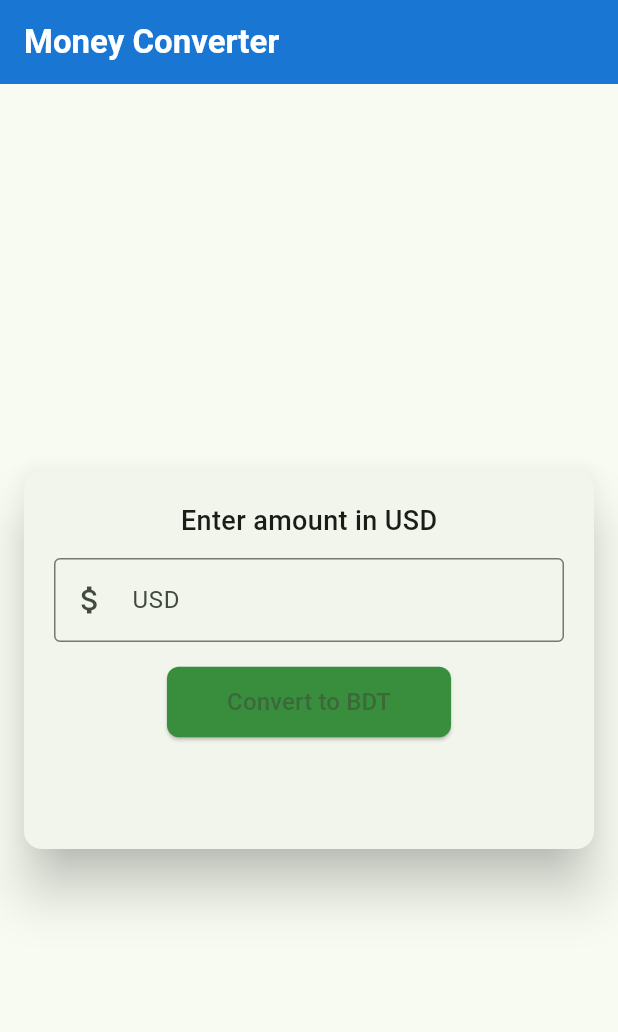
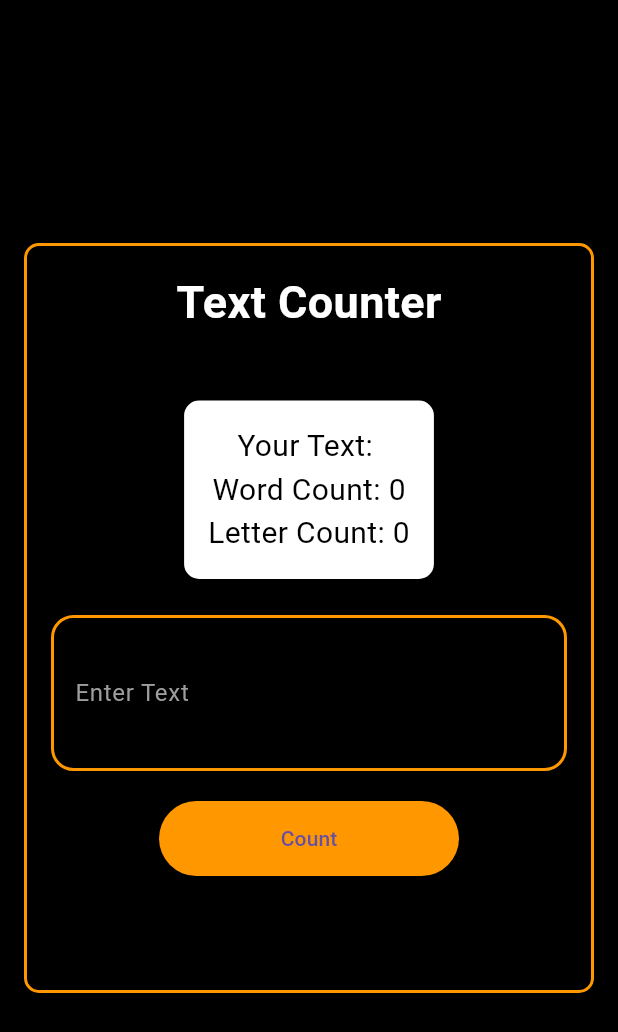
Before and after one commit to arka2752/assignment_3, a Flutter app: the screen it shows after launch, on a phone screen of 412 x 824 dp. Shown: the top 1032 px of the screen. Run offline on Flutter 3.47's test engine with Material 3 defaults, Android fonts, the phone set to English and light mode, and no system bars.

Commit message:
final commit

```diff
--- a/lib/main.dart
+++ b/lib/main.dart
@@ -1,114 +1,145 @@
 import 'package:flutter/material.dart';
 
 void main() {
-  runApp(const MyApp());
+  runApp(MyApp());
 }
 
 class MyApp extends StatelessWidget {
-  const MyApp({super.key});
-
   @override
   Widget build(BuildContext context) {
     return MaterialApp(
-      title: 'Money Converter',
-
-      theme: ThemeData(
-        colorScheme: ColorScheme.fromSeed(seedColor: Colors.green),
-        primarySwatch: Colors.blue,
-      ),
-      home: const MoneyConverter(),
-      debugShowCheckedModeBanner: false,
+      title: 'Flutter App',
+      theme: ThemeData(primarySwatch: Colors.blue),
+      home: WordLetterCounter(),
     );
   }
 }
 
-class MoneyConverter extends StatefulWidget {
-  const MoneyConverter({super.key});
+class WordLetterCounter extends StatefulWidget {
+  @override
+  _WordLetterCounterState createState() => _WordLetterCounterState();
+}
+
+class _WordLetterCounterState extends State<WordLetterCounter> {
+  TextEditingController _controller = TextEditingController();
+  String wordCount = '0';
+  String letterCount = '0';
+  String userText = "";
+  FocusNode _focusNode = FocusNode();
 
   @override
-  State<MoneyConverter> createState() => _MoneyConverterState();
+  void initState() {
+    super.initState();
+    _focusNode.addListener(() {
+      setState(() {});
+    });
   }
 
-class _MoneyConverterState extends State<MoneyConverter> {
-  final TextEditingController _usdController = TextEditingController();
-  String _convertedAmount = '';
-  final double _usdToBdtRate = 121.0; // Example fixed rate
+  void _countWordsAndLetters() {
+    String text = _controller.text.trim();
+    List<String> words = text.split(RegExp(r'\s+'));
+    int wordTotal = words.isEmpty ? 0 : words.length;
+    int letterTotal = text.replaceAll(RegExp(r'\s+'), '').length;
+
+    setState(() {
+      userText = text;
+      wordCount = wordTotal.toString();
+      letterCount = letterTotal.toString();
+    });
+  }
 
   @override
   Widget build(BuildContext context) {
     return Scaffold(
-      appBar: AppBar(
-        title: const Text('Money Converter',style: TextStyle(color: Colors.white,fontWeight: FontWeight.bold,),),
-        backgroundColor: Colors.blue[700],
-
+      backgroundColor: Colors.black,
+      body: Padding(
+        padding: const EdgeInsets.all(16),
+        child: Center(
+          child: Container(
+            height: 500, // Set the specific height for the container
+            decoration: BoxDecoration(
+              border: Border.all(
+                color: Colors.orange, // Orange border color
+                width: 2.0,
               ),
-      body: Center(
-        child: Card(
-          elevation: 15,
-          shape: RoundedRectangleBorder(borderRadius: BorderRadius.circular(12)),
-          margin: const EdgeInsets.all(16),
+              borderRadius: BorderRadius.circular(10),
+            ),
             child: Padding(
-            padding: const EdgeInsets.all(20),
+              padding: const EdgeInsets.all(16),
+              child: SingleChildScrollView(
                 child: Column(
-              mainAxisSize: MainAxisSize.min,
+                  mainAxisAlignment: MainAxisAlignment.center,
+                  crossAxisAlignment: CrossAxisAlignment.center,
                   children: [
-                const Text(
-                  'Enter amount in USD',
-                  style: TextStyle(fontSize: 18, fontWeight: FontWeight.w500),
+                    // Title with no border around it
+                    Text(
+                      "Text Counter",
+                      style: TextStyle(
+                          fontSize: 30, fontWeight: FontWeight.bold, color: Colors.white),
                     ),
-                const SizedBox(height: 12),
-                TextField(
-                  controller: _usdController,
-                  keyboardType: TextInputType.number,
-                  decoration: const InputDecoration(
-                    border: OutlineInputBorder(),
-                    labelText: 'USD',
-                    prefixIcon: Icon(Icons.attach_money),
-                    hintText: 'Enter amount in USD',
+                    SizedBox(height: 40),
+                    // Card with the word count and letter count
+                    Card(
+                      color: Colors.white, // White background for the card
+                      elevation: 5,
+                      shape: RoundedRectangleBorder(
+                        borderRadius: BorderRadius.circular(10),
                       ),
-                  onChanged: (value) {
-                    final usd = double.tryParse(value);
-                    if (usd != null) {
-                      setState(() {
-                        _convertedAmount = '৳ ${(usd * _usdToBdtRate).toStringAsFixed(2)}';
-                      });
-                    } else {
-                      setState(() {
-                        _convertedAmount = 'Invalid input';
-                      });
-                    }
-                  },
-                ),
-                const SizedBox(height: 16),
-                ElevatedButton(
-                  onPressed: () {
-                    final usd = double.tryParse(_usdController.text);
-                    if (usd != null) {
-                      setState(() {
-                        _convertedAmount = '৳ ${(usd * _usdToBdtRate).toStringAsFixed(2)}';
-                      });
-                    } else {
-                      setState(() {
-                        _convertedAmount = 'Invalid input';
-                      });
-                    }
-                  },
-                  style: ElevatedButton.styleFrom(
-                    backgroundColor: Colors.green[700], // Button color
-                    padding: const EdgeInsets.symmetric(horizontal: 40, vertical: 12),
-                    shape: RoundedRectangleBorder(borderRadius: BorderRadius.circular(8)),
-                  ),
-                  child: const Text(
-                    'Convert to BDT',
-                    style: TextStyle(fontSize: 16),
+                      child: Padding(
+                        padding: const EdgeInsets.all(16.0),
+                        child: Column(
+                          children: [
+                            Text('Your Text: $userText', style: TextStyle(fontSize: 20, color: Colors.black)),
+                            Text('Word Count: $wordCount', style: TextStyle(fontSize: 20, color: Colors.black)),
+                            Text('Letter Count: $letterCount', style: TextStyle(fontSize: 20, color: Colors.black)),
+                          ],
                         ),
                       ),
-                const SizedBox(height: 20),
-                Text(
-                  _convertedAmount,
-                  style: const TextStyle(fontSize: 24, fontWeight: FontWeight.bold),
+                    ),
+                    SizedBox(height: 20),
+                    // TextField with focus-based label text color change
+                    TextField(
+                      controller: _controller,
+                      focusNode: _focusNode,
+                      style: TextStyle(color: Colors.white),
+                      decoration: InputDecoration(
+                        labelText: 'Enter Text',
+                        labelStyle: TextStyle(
+                          color: _focusNode.hasFocus ? Colors.orange : Colors.grey,
+                        ),
+                        border: OutlineInputBorder(
+                          borderRadius: BorderRadius.all(Radius.circular(15.0)),
+                          borderSide: BorderSide(color: Colors.orange, width: 2.0),
+                        ),
+                        enabledBorder: OutlineInputBorder(
+                          borderSide: BorderSide(color: Colors.orange, width: 2.0),
+                          borderRadius: BorderRadius.all(Radius.circular(15.0)),
+                        ),
+                        focusedBorder: OutlineInputBorder(
+                          borderSide: BorderSide(
+                            color: Colors.orange, // Color for the border when focused
+                            width: 2.0,
+                          ),
+                          borderRadius: BorderRadius.all(Radius.circular(15.0)),
+                        ),
+                      ),
+                      maxLines: 3,
+                    ),
+                    SizedBox(height: 20),
+                    ElevatedButton(
+                      onPressed: _countWordsAndLetters,
+                      style: ElevatedButton.styleFrom(
+                        backgroundColor: Colors.orange,
+                        minimumSize: Size(200, 50),
+                      ),
+                      child: Padding(
+                        padding: const EdgeInsets.all(5.0),
+                        child: Text('Count', style: TextStyle(fontSize: 14)),
+                      ),
                     ),
                   ],
+                ),
+              ),
             ),
           ),
         ),
```
Lines whose indentation alone changed are shown as unchanged.
